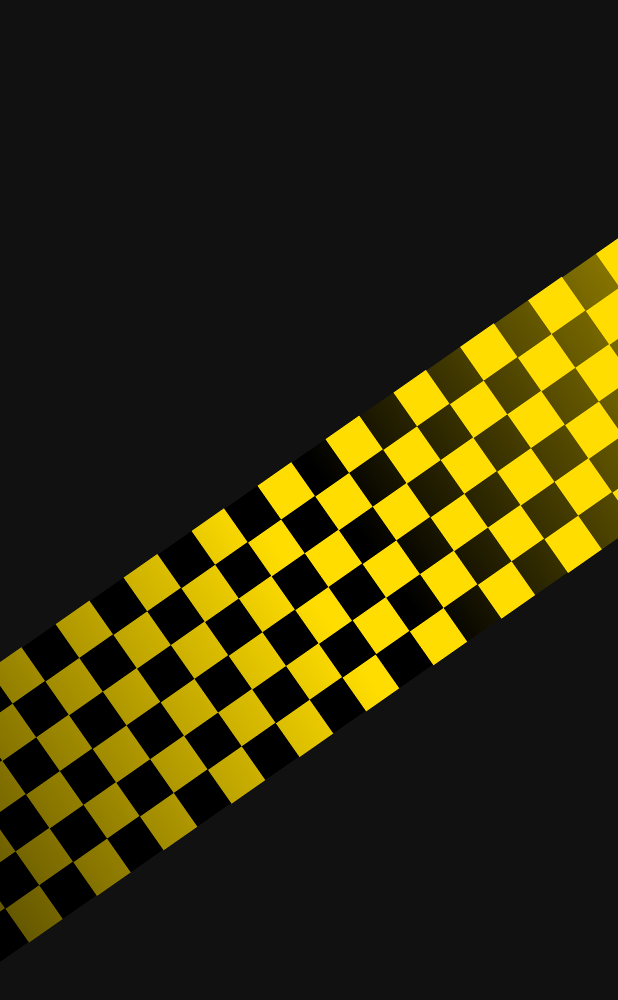
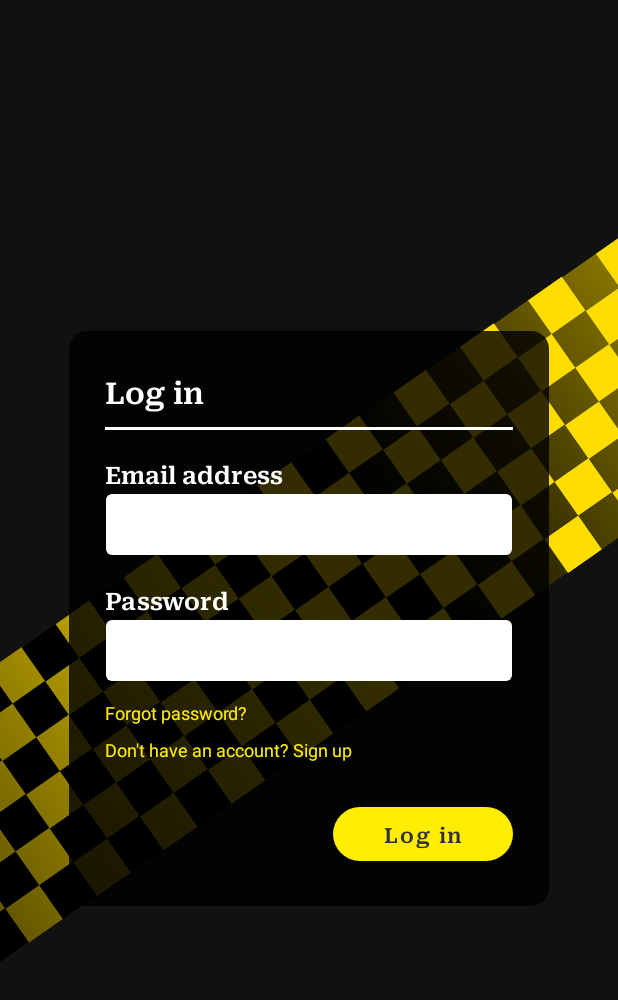
Before and after one commit to kzi-nastava/mrs-team9-Komsiluk, an Android app: the AuthActivity screen opened directly, with no data from a screen before it, on a phone screen of 412 x 824 dp. Shown: the top 1000 px of the screen. Run offline under Robolectric (Android 15) with nearby library versions, the phone set to English and light mode, and no system bars.

Commit message:
feat: Add authActivity layout for all auth fragments, along with login fragment

```diff
--- a/mobileApplication/app/src/main/java/com/komsiluk/taxi/MainActivity.java
+++ b/mobileApplication/app/src/main/java/com/komsiluk/taxi/MainActivity.java
@@ -15,6 +15,7 @@ import androidx.core.view.WindowInsetsCompat;
 import androidx.core.view.WindowInsetsControllerCompat;
 
 import com.komsiluk.taxi.databinding.ActivityMainBinding;
+import com.komsiluk.taxi.ui.auth.AuthActivity;
 import com.komsiluk.taxi.ui.profile.ProfileActivity;
 
 public class MainActivity extends AppCompatActivity {
@@ -45,6 +46,11 @@ public class MainActivity extends AppCompatActivity {
 
         binding.btnUserProfile.setOnClickListener(v -> openProfile("user"));
         binding.btnDriverProfile.setOnClickListener(v -> openProfile("driver"));
+        binding.btnLogin.setOnClickListener(v -> {
+            Intent i = new Intent(this, AuthActivity.class);
+            i.putExtra("AUTH_DESTINATION","LOGIN");
+            startActivity(i);
+        });
     }
 
     private void openProfile(String role) {
--- a/mobileApplication/app/src/main/java/com/komsiluk/taxi/ui/auth/AuthActivity.java
+++ b/mobileApplication/app/src/main/java/com/komsiluk/taxi/ui/auth/AuthActivity.java
@@ -7,20 +7,53 @@ import androidx.appcompat.app.AppCompatActivity;
 import androidx.core.graphics.Insets;
 import androidx.core.view.ViewCompat;
 import androidx.core.view.WindowInsetsCompat;
+import androidx.fragment.app.Fragment;
 
 import com.komsiluk.taxi.R;
+import com.komsiluk.taxi.databinding.ActivityAuthBinding;
+import com.komsiluk.taxi.ui.auth.login.LoginFragment;
 
 public class AuthActivity extends AppCompatActivity {
+
+    private ActivityAuthBinding binding;
 
     @Override
     protected void onCreate(Bundle savedInstanceState) {
         super.onCreate(savedInstanceState);
-        EdgeToEdge.enable(this);
-        setContentView(R.layout.activity_auth);
-        ViewCompat.setOnApplyWindowInsetsListener(findViewById(R.id.main), (v, insets) -> {
-            Insets systemBars = insets.getInsets(WindowInsetsCompat.Type.systemBars());
-            v.setPadding(systemBars.left, systemBars.top, systemBars.right, systemBars.bottom);
-            return insets;
-        });
+
+        binding = ActivityAuthBinding.inflate(getLayoutInflater());
+        setContentView(binding.getRoot());
+
+        if (savedInstanceState == null) {
+            getSupportFragmentManager()
+                    .beginTransaction()
+                    .replace(
+                            binding.authFragmentContainer.getId(),
+                            resolveStartFragment()
+                    )
+                    .commit();
+        }
+
     }
+
+    private Fragment resolveStartFragment() {
+        String dest = getIntent().getStringExtra("AUTH_DESTINATION");
+
+        if (dest == null) {
+            return new LoginFragment();
+        }
+
+        switch (dest) {
+//            case "REGISTER":
+//                return new RegisterFragment();
+//            case "RESET":
+//                return new ResetPasswordFragment();
+//            case "REGISTER_SUCCESS":
+//                return new RegisterSuccessFragment();
+            case "LOGIN":
+            default:
+                return new LoginFragment();
+        }
+    }
+
 }
--- /dev/null
+++ b/mobileApplication/app/src/main/java/com/komsiluk/taxi/ui/auth/login/LoginFragment.java
@@ -0,0 +1,132 @@
+package com.komsiluk.taxi.ui.auth.login;
+
+import android.annotation.SuppressLint;
+import android.graphics.drawable.Drawable;
+import android.os.Bundle;
+import android.text.Editable;
+import android.text.TextWatcher;
+import android.view.LayoutInflater;
+import android.view.View;
+import android.view.ViewGroup;
+import android.widget.Toast;
+
+import androidx.annotation.NonNull;
+import androidx.annotation.Nullable;
+import androidx.fragment.app.Fragment;
+
+import com.google.android.material.button.MaterialButton;
+import com.komsiluk.taxi.R;
+import com.komsiluk.taxi.databinding.FragmentLoginBinding;
+
+public class LoginFragment extends Fragment {
+
+    private FragmentLoginBinding binding;
+
+    private Drawable normalBg;
+    private Drawable errorBg;
+
+    @Override
+    public View onCreateView(
+            @NonNull LayoutInflater inflater,
+            @Nullable ViewGroup container,
+            @Nullable Bundle savedInstanceState
+    ) {
+        binding = FragmentLoginBinding.inflate(inflater, container, false);
+        return binding.getRoot();
+    }
+
+    @SuppressLint("UseCompatLoadingForDrawables")
+    @Override
+    public void onViewCreated(
+            @NonNull View view,
+            @Nullable Bundle savedInstanceState
+    ) {
+        super.onViewCreated(view, savedInstanceState);
+
+        normalBg = requireContext().getDrawable(R.drawable.bg_input_normal);
+        errorBg = requireContext().getDrawable(R.drawable.bg_input_error);
+
+        TextWatcher watcher = new TextWatcher() {
+            @Override public void beforeTextChanged(CharSequence s, int start, int count, int after) {}
+            @Override public void onTextChanged(CharSequence s, int start, int before, int count) {}
+            @Override
+            public void afterTextChanged(Editable s) {
+                validateEmail();
+                validatePassword();
+            }
+        };
+
+        binding.etEmail.addTextChangedListener(watcher);
+        binding.etPassword.addTextChangedListener(watcher);
+
+        binding.btnLogin.setOnClickListener(v -> {
+            boolean ok1 = validateEmail();
+            boolean ok2 = validatePassword();
+            if (!ok1 || !ok2) return;
+
+            Toast.makeText(
+                    requireContext(),
+                    getString(R.string.login_success),
+                    Toast.LENGTH_SHORT
+            ).show();
+            requireActivity().finish();
+        });
+
+        binding.tvForgotPassword.setOnClickListener(v -> {requireActivity().finish();
+        });// ovde ce ici replace
+        binding.tvCreateAccount.setOnClickListener(v -> {requireActivity().finish();
+        }); // ovde ce ici replace
+    }
+
+    private boolean validateEmail() {
+        String email = binding.etEmail.getText().toString().trim();
+        String error = null;
+
+        if (email.isEmpty()) {
+            error = getString(R.string.error_email_required);
+        } else if (!android.util.Patterns.EMAIL_ADDRESS.matcher(email).matches()) {
+            error = getString(R.string.error_email_invalid);
+        }
+
+        if (error != null) {
+            binding.etEmail.setBackground(errorBg);
+            binding.tvEmailError.setText(error);
+            binding.tvEmailError.setVisibility(View.VISIBLE);
+            return false;
+        } else {
+            binding.etEmail.setBackground(normalBg);
+            binding.tvEmailError.setText("");
+            binding.tvEmailError.setVisibility(View.GONE);
+            return true;
+        }
+    }
+
+    private boolean validatePassword() {
+        String pwd = binding.etPassword.getText().toString();
+        String error = null;
+
+        if (pwd.isEmpty()) {
+            error = getString(R.string.error_password_required);
+        } else if (pwd.length() < 8) {
+            error = getString(R.string.error_password_too_short);
+        }
+
+        if (error != null) {
+            binding.etPassword.setBackground(errorBg);
+            binding.tvPasswordError.setText(error);
+            binding.tvPasswordError.setVisibility(View.VISIBLE);
+            return false;
+        } else {
+            binding.etPassword.setBackground(normalBg);
+            binding.tvPasswordError.setText("");
+            binding.tvPasswordError.setVisibility(View.GONE);
+            return true;
+        }
+    }
+
+    @Override
+    public void onDestroyView() {
+        super.onDestroyView();
+        binding = null;
+    }
+}
--- a/mobileApplication/app/src/main/res/layout/activity_main.xml
+++ b/mobileApplication/app/src/main/res/layout/activity_main.xml
@@ -30,6 +30,14 @@
             android:layout_height="wrap_content"
             android:text="Driver"
             android:layout_marginTop="16dp" />
+
+        <com.google.android.material.button.MaterialButton
+            android:id="@+id/btnLogin"
+            style="@style/Widget.Button.Ghost"
+            android:layout_width="wrap_content"
+            android:layout_height="wrap_content"
+            android:text="Login"
+            android:layout_marginTop="16dp" />
     </LinearLayout>
 
 
--- /dev/null
+++ b/mobileApplication/app/src/main/res/layout/fragment_login.xml
@@ -0,0 +1,134 @@
+<?xml version="1.0" encoding="utf-8"?>
+<ScrollView
+    xmlns:android="http://schemas.android.com/apk/res/android"
+    android:layout_width="wrap_content"
+    android:layout_height="wrap_content"
+    android:fillViewport="true">
+
+    <LinearLayout
+        android:id="@+id/loginPanel"
+        android:layout_width="320dp"
+        android:layout_height="wrap_content"
+        android:orientation="vertical"
+        android:padding="24dp"
+        android:background="@drawable/bg_panel_dark">
+
+
+        <TextView
+            android:id="@+id/tvTitle"
+            android:layout_width="wrap_content"
+            android:layout_height="wrap_content"
+            android:text="@string/login_title"
+            android:textColor="@color/white"
+            android:fontFamily="@font/roboto_serif_semibold"
+            android:textSize="@dimen/fs_h2" />
+
+
+        <View
+            android:layout_width="match_parent"
+            android:layout_height="2dp"
+            android:layout_marginTop="8dp"
+            android:layout_marginBottom="16dp"
+            android:background="@color/white" />
+
+        <TextView
+            android:id="@+id/tvLabelEmail"
+            android:layout_width="match_parent"
+            android:layout_height="wrap_content"
+            android:text="@string/login_email_label"
+            android:textColor="@color/white"
+            android:fontFamily="@font/roboto_serif_semibold"
+            android:textSize="@dimen/fs_lg" />
+
+        <EditText
+            android:id="@+id/etEmail"
+            android:layout_width="match_parent"
+            android:layout_height="wrap_content"
+            android:minHeight="42dp"
+            android:background="@drawable/bg_input_normal"
+            android:paddingHorizontal="16dp"
+            android:inputType="textEmailAddress"
+            android:fontFamily="@font/roboto_serif_medium"
+            android:textColor="@color/text"
+            android:textSize="16sp"
+            android:imeOptions="actionNext" />
+
+        <TextView
+            android:id="@+id/tvEmailError"
+            android:layout_width="match_parent"
+            android:layout_height="wrap_content"
+            android:layout_marginTop="4dp"
+            android:textColor="@color/error"
+            android:textSize="@dimen/fs_sm"
+            android:visibility="gone" />
+
+
+        <TextView
+            android:id="@+id/tvLabelPassword"
+            android:layout_width="match_parent"
+            android:layout_height="wrap_content"
+            android:layout_marginTop="16dp"
+            android:text="@string/login_password_label"
+            android:textColor="@color/white"
+            android:fontFamily="@font/roboto_serif_semibold"
+            android:textSize="@dimen/fs_lg" />
+
+        <EditText
+            android:id="@+id/etPassword"
+            android:layout_width="match_parent"
+            android:layout_height="wrap_content"
+            android:minHeight="42dp"
+            android:background="@drawable/bg_input_normal"
+            android:paddingHorizontal="16dp"
+            android:inputType="textPassword"
+            android:fontFamily="@font/roboto_serif_medium"
+            android:textColor="@color/text"
+            android:textSize="16sp"
+            android:imeOptions="actionDone" />
+
+        <TextView
+            android:id="@+id/tvPasswordError"
+            android:layout_width="match_parent"
+            android:layout_height="wrap_content"
+            android:layout_marginTop="4dp"
+            android:textColor="@color/error"
+            android:textSize="@dimen/fs_sm"
+            android:visibility="gone" />
+
+
+        <TextView
+            android:id="@+id/tvForgotPassword"
+            android:layout_width="wrap_content"
+            android:layout_height="wrap_content"
+            android:layout_marginTop="12dp"
+            android:text="@string/login_forgot_password"
+            android:textColor="@color/secondary"
+            android:textSize="@dimen/fs_sm" />
+
+        <TextView
+            android:id="@+id/tvCreateAccount"
+            android:layout_width="wrap_content"
+            android:layout_height="wrap_content"
+            android:layout_marginTop="8dp"
+            android:text="@string/login_create_account"
+            android:textColor="@color/secondary"
+            android:textSize="@dimen/fs_sm" />
+
+        <LinearLayout
+            android:layout_width="match_parent"
+            android:layout_height="wrap_content"
+            android:orientation="horizontal"
+            android:gravity="end"
+            android:layout_marginTop="24dp">
+
+            <com.google.android.material.button.MaterialButton
+                android:id="@+id/btnLogin"
+                style="@style/Widget.Button.Primary"
+                android:layout_width="wrap_content"
+                android:layout_height="wrap_content"
+                android:text="@string/login_confirm" />
+        </LinearLayout>
+
+    </LinearLayout>
+
+</ScrollView>
--- a/mobileApplication/app/src/main/res/values/strings.xml
+++ b/mobileApplication/app/src/main/res/values/strings.xml
@@ -98,5 +98,17 @@
     Your profile changes have been submitted and are waiting for administrator approval.
     They will become visible once approved.
 </string>
+    <!-- TODO: Remove or change this placeholder text -->
+    <string name="hello_blank_fragment">Hello blank fragment</string>
 
+
+    <string name="login_title">Log in</string>
+    <string name="login_email_label">Email address</string>
+    <string name="login_password_label">Password</string>
+    <string name="login_confirm">Log in</string>
+    <string name="login_forgot_password">Forgot password?</string>
+    <string name="login_create_account">Don\'t have an account? Sign up</string>
+    <string name="login_success">You\'ve successfully logged in!</string>
+    <string name="error_email_required">Email is required</string>
+    <string name="error_email_invalid">Invalid email</string>
 </resources>
```
